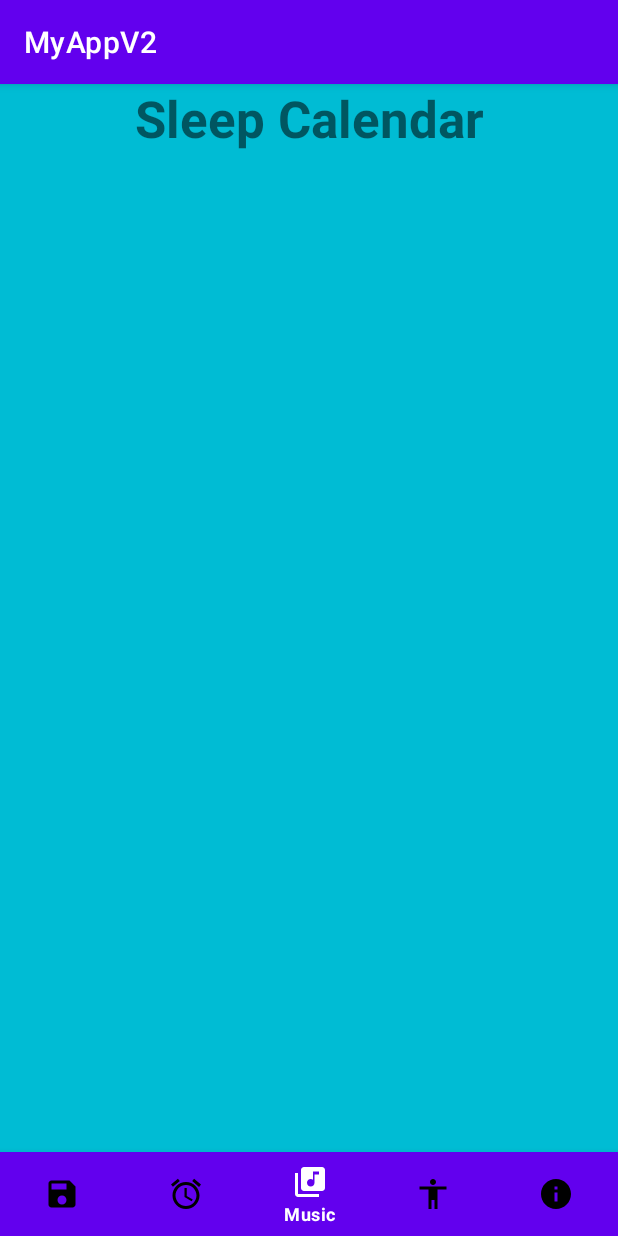
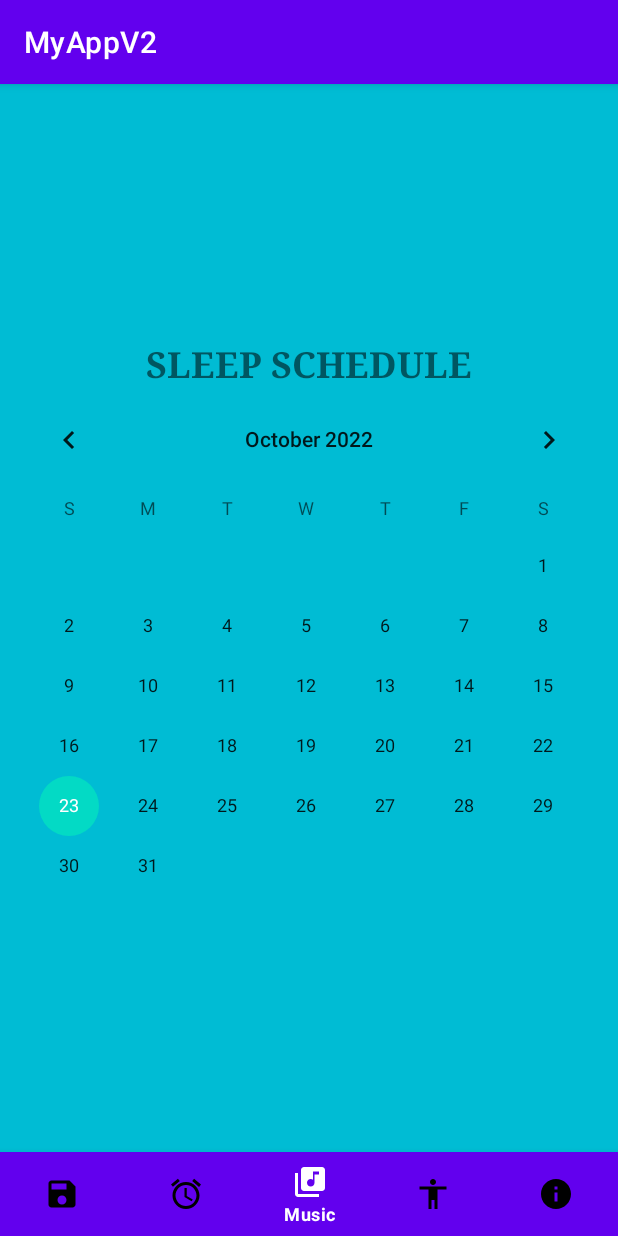
Before and after one commit to TanFlamer/Android-Health-App, an Android app: the fragment SleepCalendar placed in its activity, on a phone screen of 412 x 824 dp. Run offline under Robolectric (Android 15) with nearby library versions, the light colour scheme and no system bars.

Commit message:
Calendar functionality progress

```diff
--- a/MyAppV2/app/src/main/java/com/example/myappv2/subfragments/sleep/SleepCalendar.java
+++ b/MyAppV2/app/src/main/java/com/example/myappv2/subfragments/sleep/SleepCalendar.java
@@ -1,14 +1,23 @@
 package com.example.myappv2.subfragments.sleep;
 
+import android.app.Dialog;
 import android.os.Bundle;
 
+import androidx.annotation.NonNull;
+import androidx.annotation.Nullable;
 import androidx.fragment.app.Fragment;
 
 import android.view.LayoutInflater;
 import android.view.View;
 import android.view.ViewGroup;
+import android.widget.CalendarView;
+import android.widget.ListView;
+import android.widget.Toast;
 
+import com.example.myappv2.MainActivity;
 import com.example.myappv2.R;
+import com.example.myappv2.customdialogs.SleepDialogFragment;
+import com.example.myappv2.mainfragments.Sleep;
 
 /**
  * A simple {@link Fragment} subclass.
@@ -63,4 +72,14 @@ public class SleepCalendar extends Fragment {
         // Inflate the layout for this fragment
         return inflater.inflate(R.layout.fragment_sleep_calendar, container, false);
     }
+
+    @Override
+    public void onViewCreated(@NonNull View view, @Nullable Bundle savedInstanceState) {
+        super.onViewCreated(view, savedInstanceState);
+        CalendarView calendarView = (CalendarView) requireView().findViewById(R.id.calendarSleep);
+        calendarView.setOnDateChangeListener((calendarView1, i, i1, i2) -> {
+            SleepDialogFragment sleepDialog = new SleepDialogFragment(i, i1, i2);
+            sleepDialog.show(getChildFragmentManager(), "sleepDialog");
+        });
+    }
 }
--- a/MyAppV2/app/src/main/res/layout/fragment_sleep_calendar.xml
+++ b/MyAppV2/app/src/main/res/layout/fragment_sleep_calendar.xml
@@ -1,19 +1,27 @@
 <?xml version="1.0" encoding="utf-8"?>
-<FrameLayout xmlns:android="http://schemas.android.com/apk/res/android"
+<LinearLayout xmlns:android="http://schemas.android.com/apk/res/android"
     xmlns:tools="http://schemas.android.com/tools"
     android:layout_width="match_parent"
     android:layout_height="match_parent"
+    android:background="#00BCD4"
+    android:orientation="vertical"
+    android:gravity="center"
     tools:context=".subfragments.sleep.SleepCalendar">
 
-    <!-- TODO: Update blank fragment layout -->
     <TextView
-        android:id="@+id/fragmentPlaylists"
+        android:id="@+id/textView"
         android:layout_width="match_parent"
-        android:layout_height="match_parent"
-        android:background="#00BCD4"
-        android:text="Sleep Calendar"
+        android:layout_height="wrap_content"
+        android:text="Sleep Schedule"
         android:textAlignment="center"
-        android:textSize="34sp"
-        android:textStyle="bold" />
+        android:textAllCaps="true"
+        android:textSize="24sp"
+        android:textStyle="bold"
+        android:typeface="serif"/>
 
-</FrameLayout>
+    <CalendarView
+        android:id="@+id/calendarSleep"
+        android:layout_width="match_parent"
+        android:layout_height="wrap_content" />
+
+</LinearLayout>
```
Also changed, not shown: MyAppV2/app/src/main/java/com/example/myappv2/customdialogs/SleepDialogFragment.java (added, +49 -0 lines), MyAppV2/app/src/main/res/layout/fragment_sleep_dialog.xml (added, +38 -0 lines), MyAppV2/app/src/main/res/layout/fragment_sports_calendar.xml (+17 -9 lines).
